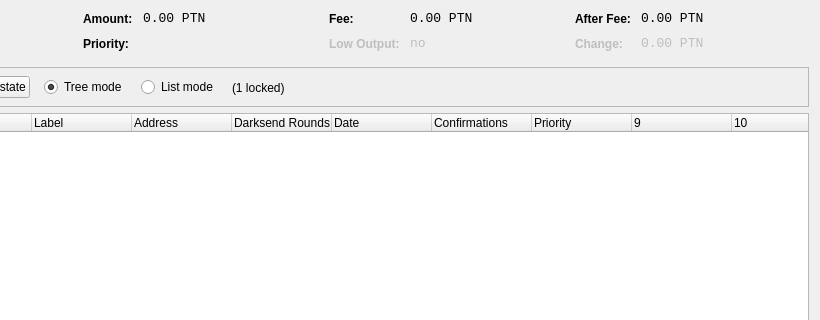
This is src/qt/forms/coincontroldialog.ui in MCLXI/CatoCore as Qt 5 draws it before an edit; both pictures show x 180 to 1000 and y 0 to 320 of the 1000 by 500 pixel window. The edited form follows.
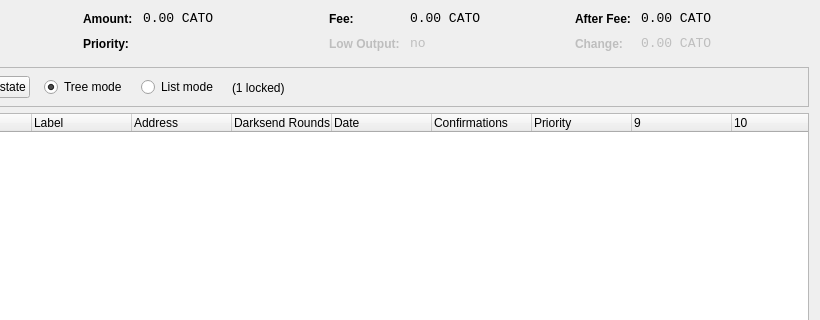
This is the edited form. Custom widgets are drawn as their Qt base class.

What changed in the file:
```diff
--- a/src/qt/forms/coincontroldialog.ui
+++ b/src/qt/forms/coincontroldialog.ui
@@ -141,7 +141,7 @@
           <enum>Qt::ActionsContextMenu</enum>
          </property>
          <property name="text">
-          <string notr="true">0.00 PTN</string>
+          <string notr="true">0.00 CATO</string>
          </property>
          <property name="textInteractionFlags">
           <set>Qt::LinksAccessibleByMouse|Qt::TextSelectableByKeyboard|Qt::TextSelectableByMouse</set>
@@ -221,7 +221,7 @@
           <enum>Qt::ActionsContextMenu</enum>
          </property>
          <property name="text">
-          <string notr="true">0.00 PTN</string>
+          <string notr="true">0.00 CATO</string>
          </property>
          <property name="textInteractionFlags">
           <set>Qt::LinksAccessibleByMouse|Qt::TextSelectableByKeyboard|Qt::TextSelectableByMouse</set>
@@ -307,7 +307,7 @@
           <enum>Qt::ActionsContextMenu</enum>
          </property>
          <property name="text">
-          <string notr="true">0.00 PTN</string>
+          <string notr="true">0.00 CATO</string>
          </property>
          <property name="textInteractionFlags">
           <set>Qt::LinksAccessibleByMouse|Qt::TextSelectableByKeyboard|Qt::TextSelectableByMouse</set>
@@ -345,7 +345,7 @@
           <enum>Qt::ActionsContextMenu</enum>
          </property>
          <property name="text">
-          <string notr="true">0.00 PTN</string>
+          <string notr="true">0.00 CATO</string>
          </property>
          <property name="textInteractionFlags">
           <set>Qt::LinksAccessibleByMouse|Qt::TextSelectableByKeyboard|Qt::TextSelectableByMouse</set>
```
